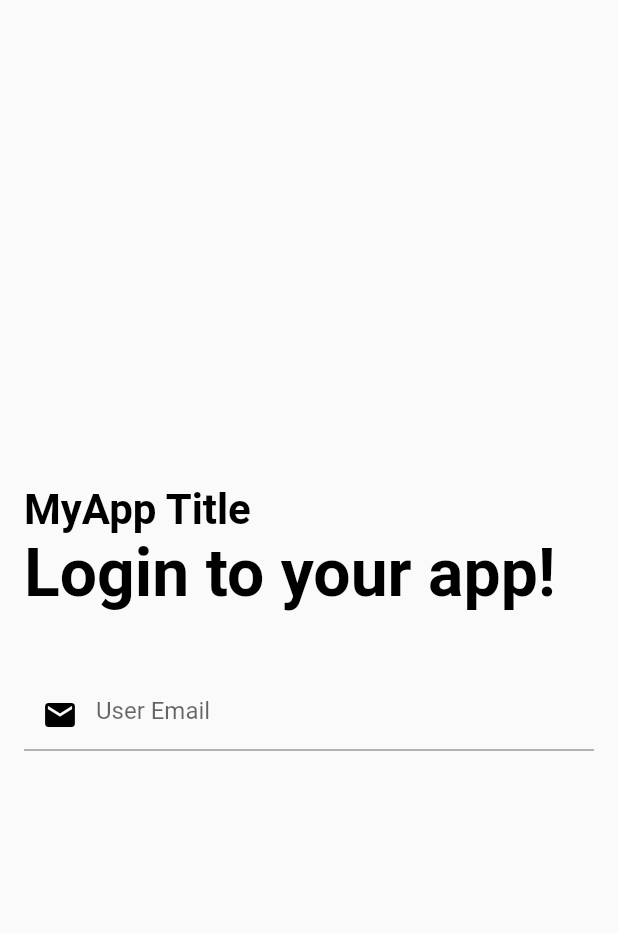
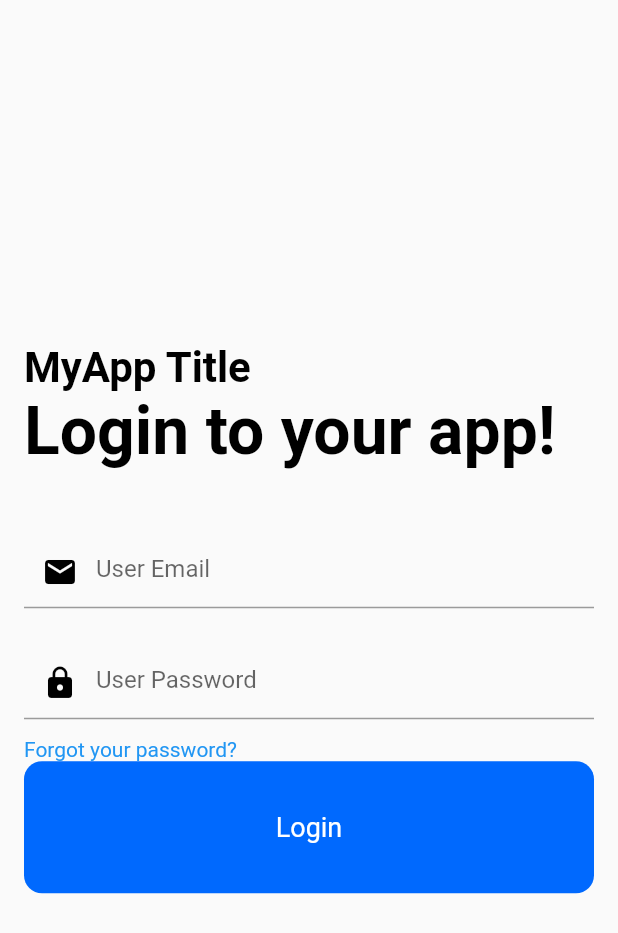
Before and after one commit to CheSenna/GigaBits, a Flutter app: the screen it shows after launch, on a phone screen of 412 x 824 dp. Shown: the top 933 px of the screen. Run offline on Flutter 3.47's test engine with Material 2 defaults, Android fonts, the phone set to English and light mode, and no system bars.

Commit message:
Commit 3

```diff
--- a/gigabits/lib/main.dart
+++ b/gigabits/lib/main.dart
@@ -9,7 +9,7 @@
 
   @override
   Widget build(BuildContext context) {
-    return MaterialApp(
+    return const MaterialApp(
       home: HomePage(),
     );
   }
@@ -71,7 +71,47 @@
               hintText: "User Email",
               prefixIcon: Icon(Icons.mail, color: Colors.black),
             ),
-          )
+          ),
+          SizedBox(
+            height: 26.0,
+          ),
+          TextField(
+            obscureText: true,
+            decoration: InputDecoration(
+              hintText: "User Password",
+              prefixIcon: Icon(Icons.lock, color: Colors.black),
+            ),
+          ),
+          SizedBox(
+            height: 12.0,
+          ),
+          Text(
+            "Forgot your password?",
+            style: TextStyle(color: Colors.blue),
+          ),
+          // SizedBox(
+          //   height: 88.0,
+          // ),
+          SizedBox(
+            height: 88.0,
+            width: double.infinity,
+            child: RawMaterialButton(
+              fillColor: Color(0xFF0069FE),
+              elevation: 0.0,
+              padding: EdgeInsets.symmetric(vertical: 20.0),
+              shape: RoundedRectangleBorder(
+                borderRadius: BorderRadius.all(Radius.circular(12.0)),
+              ),
+              onPressed: null,
+              child: Text(
+                "Login",
+                style: TextStyle(
+                  color: Colors.white,
+                  fontSize: 18.0,
+                ),
+              ),
+            ),
+          ),
         ],
       ),
     );
```
